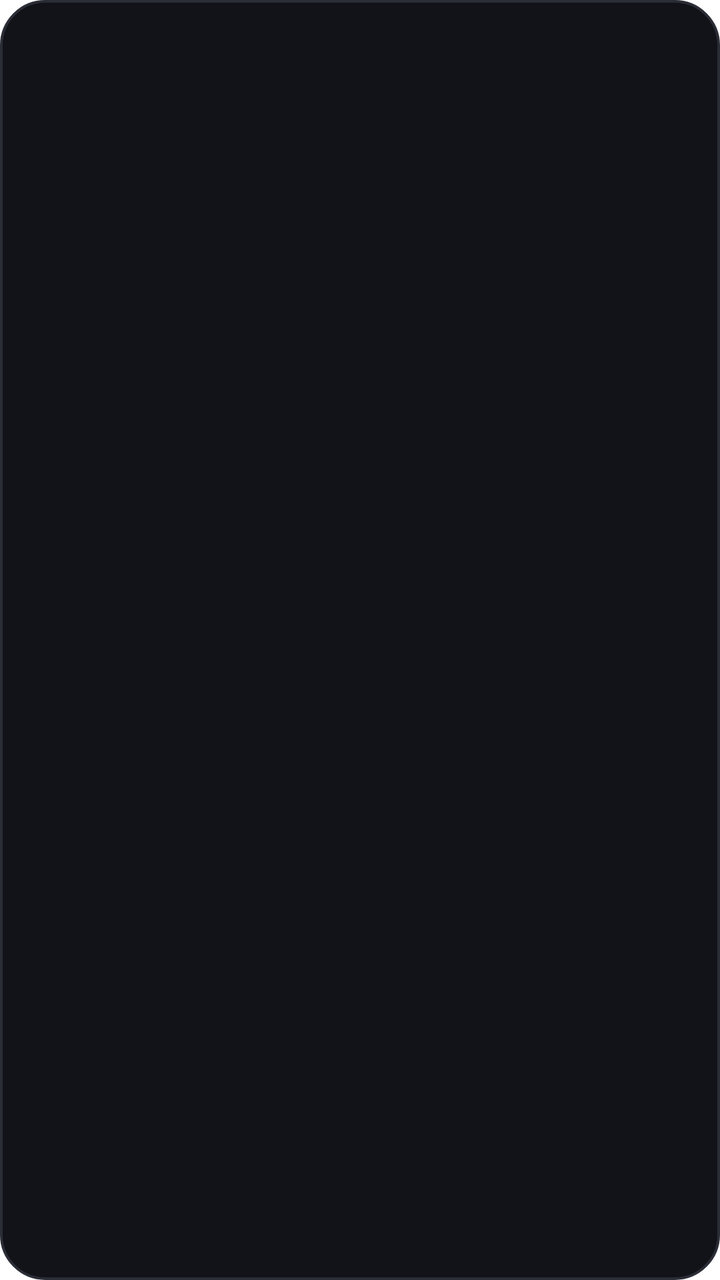
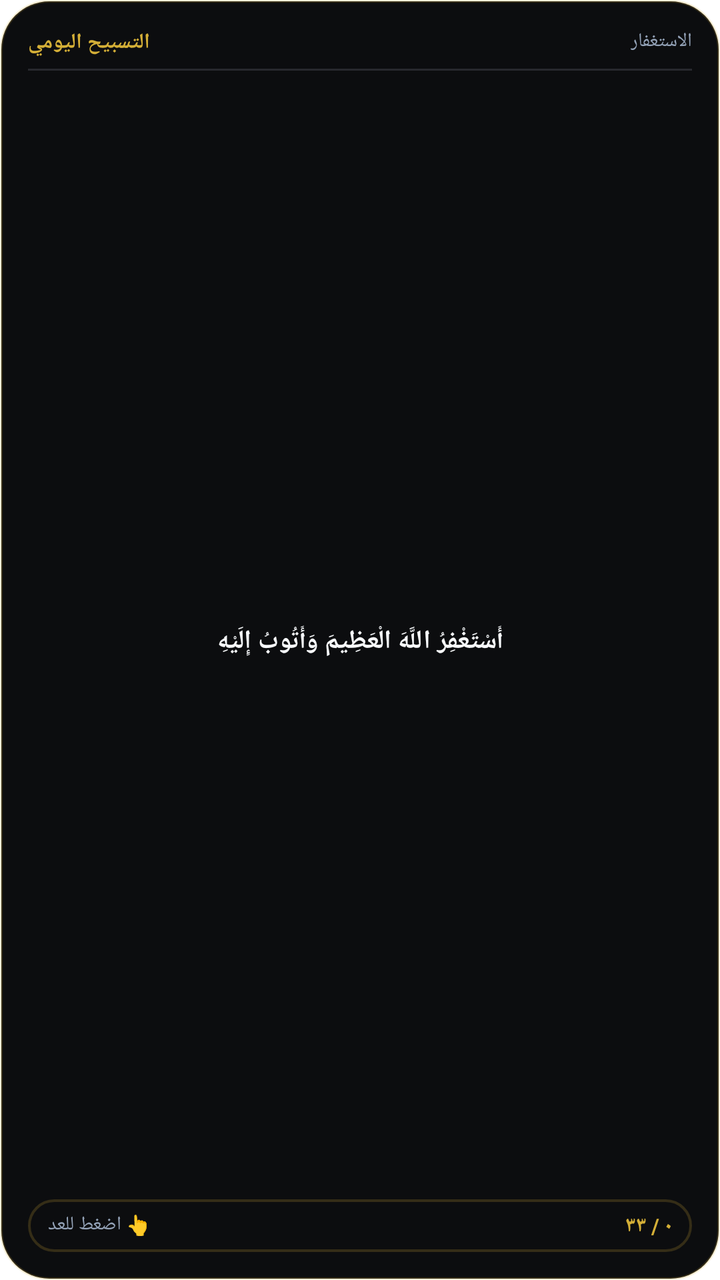

Compare the two renders of this Android layout. The source of the first and the diff that turns it into the second are given below.
<!-- AndroidManifest.xml: fallback theme Theme.MaterialComponents.DayNight.NoActionBar -->
<!-- res/layout/widget_tasbeeh_small.xml -->
<?xml version="1.0" encoding="utf-8"?>
<FrameLayout xmlns:android="http://schemas.android.com/apk/res/android"
    android:id="@+id/widget_root"
    android:layout_width="match_parent"
    android:layout_height="match_parent"
    android:background="@drawable/widget_background">

    <ImageView
        android:id="@+id/widget_image"
        android:layout_width="match_parent"
        android:layout_height="match_parent"
        android:scaleType="fitXY"
        android:contentDescription="@string/widget_tasbeeh_small_name" />

    <LinearLayout
        android:id="@+id/widget_fallback"
        android:layout_width="match_parent"
        android:layout_height="match_parent"
        android:orientation="vertical"
        android:gravity="center"
        android:padding="16dp"
        android:visibility="gone">
        <TextView
            android:layout_width="wrap_content"
            android:layout_height="wrap_content"
            android:text="@string/widget_tasbeeh_small_name"
            android:textColor="#D4AF37"
            android:textSize="16sp"
            android:textStyle="bold" />
    </LinearLayout>
</FrameLayout>
<!-- resources referenced by this layout -->
<resources>
  <!-- drawable widget_background (drawable) -->
  <?xml version="1.0" encoding="utf-8"?>
  <shape xmlns:android="http://schemas.android.com/apk/res/android"
      android:shape="rectangle">
      <solid android:color="#121318" />
      <corners android:radius="22dp" />
      <stroke
          android:width="1.2dp"
          android:color="#2A2D36" />
  </shape>
  <string name="widget_tasbeeh_small_name">التسبيح اليومي</string>
</resources>

<!-- the commit's change to res/layout/widget_tasbeeh_small.xml (unified diff, before → after) -->
@@ -5,27 +5,89 @@
     android:layout_height="match_parent"
     android:background="@drawable/widget_background">
 
+    
+    <LinearLayout
+        android:id="@+id/widget_fallback"
+        android:layout_width="match_parent"
+        android:layout_height="match_parent"
+        android:orientation="vertical"
+        android:padding="14dp"
+        android:visibility="visible">
+
+        <RelativeLayout
+            android:layout_width="match_parent"
+            android:layout_height="wrap_content">
+            <TextView
+                android:layout_width="wrap_content"
+                android:layout_height="wrap_content"
+                android:layout_alignParentStart="true"
+                android:text="التسبيح اليومي"
+                android:textColor="#D4AF37"
+                android:textSize="10.5sp"
+                android:textStyle="bold" />
+            <TextView
+                android:id="@+id/tasbeeh_title"
+                android:layout_width="wrap_content"
+                android:layout_height="wrap_content"
+                android:layout_alignParentEnd="true"
+                android:text="الاستغفار"
+                android:textColor="#94A3B8"
+                android:textSize="9.5sp" />
+        </RelativeLayout>
+
+        <View
+            android:layout_width="match_parent"
+            android:layout_height="1dp"
+            android:layout_marginTop="6dp"
+            android:layout_marginBottom="6dp"
+            android:background="#28292E" />
+
+        <TextView
+            android:id="@+id/tasbeeh_phrase"
+            android:layout_width="match_parent"
+            android:layout_height="0dp"
+            android:layout_weight="1"
+            android:gravity="center"
+            android:text="أَسْتَغْفِرُ اللَّهَ الْعَظِيمَ وَأَتُوبُ إِلَيْهِ"
+            android:textColor="#F8FAFC"
+            android:textSize="13sp"
+            android:textStyle="bold"
+            android:lineSpacingMultiplier="1.2"
+            android:maxLines="3" />
+
+        
+        <RelativeLayout
+            android:id="@+id/tasbeeh_button"
+            android:layout_width="match_parent"
+            android:layout_height="wrap_content"
+            android:background="@drawable/widget_background"
+            android:paddingHorizontal="10dp"
+            android:paddingVertical="6dp">
+            <TextView
+                android:layout_width="wrap_content"
+                android:layout_height="wrap_content"
+                android:layout_alignParentStart="true"
+                android:text="👆 اضغط للعد"
+                android:textColor="#94A3B8"
+                android:textSize="9.5sp" />
+            <TextView
+                android:id="@+id/tasbeeh_counter_text"
+                android:layout_width="wrap_content"
+                android:layout_height="wrap_content"
+                android:layout_alignParentEnd="true"
+                android:text="٠ / ٣٣"
+                android:textColor="#D4AF37"
+                android:textSize="10.5sp"
+                android:textStyle="bold" />
+        </RelativeLayout>
+    </LinearLayout>
+
     <ImageView
         android:id="@+id/widget_image"
         android:layout_width="match_parent"
         android:layout_height="match_parent"
         android:scaleType="fitXY"
+        android:visibility="gone"
         android:contentDescription="@string/widget_tasbeeh_small_name" />
 
-    <LinearLayout
-        android:id="@+id/widget_fallback"
-        android:layout_width="match_parent"
-        android:layout_height="match_parent"
-        android:orientation="vertical"
-        android:gravity="center"
-        android:padding="16dp"
-        android:visibility="gone">
-        <TextView
-            android:layout_width="wrap_content"
-            android:layout_height="wrap_content"
-            android:text="@string/widget_tasbeeh_small_name"
-            android:textColor="#D4AF37"
-            android:textSize="16sp"
-            android:textStyle="bold" />
-    </LinearLayout>
 </FrameLayout>
<!-- resource entries referenced after the edit -->
@@ -4,11 +4,11 @@
   <?xml version="1.0" encoding="utf-8"?>
   <shape xmlns:android="http://schemas.android.com/apk/res/android"
       android:shape="rectangle">
-      <solid android:color="#121318" />
-      <corners android:radius="22dp" />
+      <solid android:color="#0C0D0F" />
+      <corners android:radius="24dp" />
       <stroke
           android:width="1.2dp"
-          android:color="#2A2D36" />
+          android:color="#33D4AF37" />
   </shape>
   <string name="widget_tasbeeh_small_name">التسبيح اليومي</string>
 </resources>
